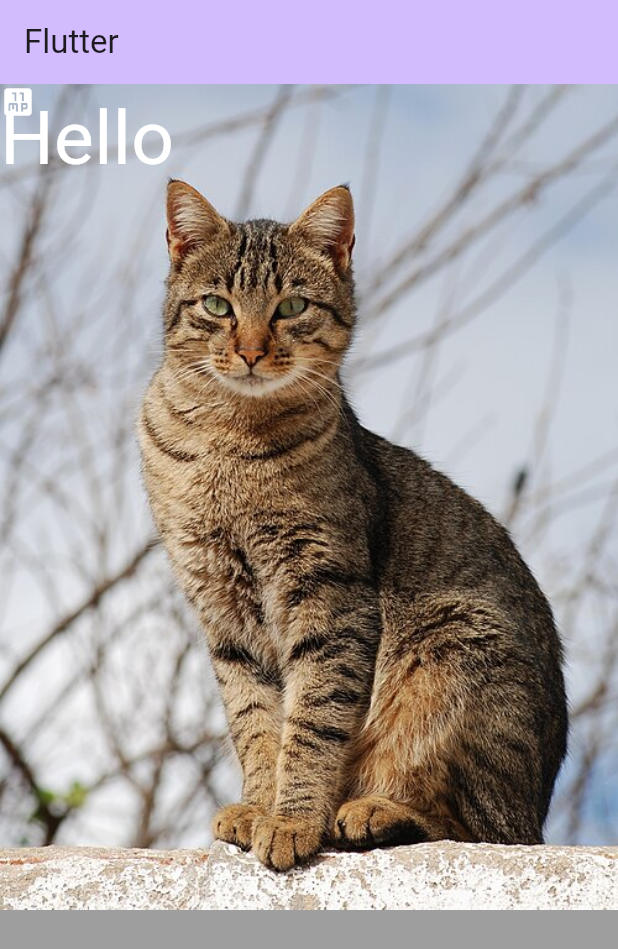
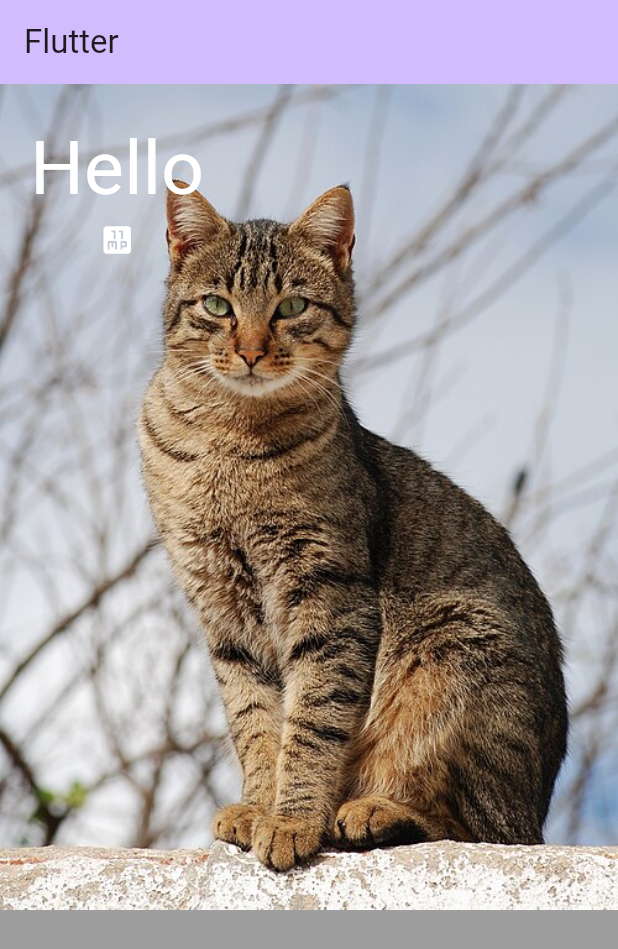
Before and after one commit to Mohamed-Samir-Ibrahim/Practice, a Flutter app: the screen it shows after launch, on a phone screen of 412 x 824 dp. Shown: the top 949 px of the screen. Run offline on Flutter 3.47's test engine with Material 3 defaults, Android fonts, the phone set to English and light mode, and no system bars.

Commit message:
feat(basics-branch): add padding-widget.

```diff
--- /dev/null
+++ b/lib/basics/padding_widget.dart
@@ -0,0 +1,42 @@
+import 'package:flutter/material.dart';
+
+class PaddingWidget extends StatefulWidget {
+  const PaddingWidget({super.key});
+
+  @override
+  State<PaddingWidget> createState() => _PaddingWidgetState();
+}
+
+class _PaddingWidgetState extends State<PaddingWidget> {
+  @override
+  Widget build(BuildContext context) {
+    return Scaffold(
+      backgroundColor: Colors.black38,
+      appBar: AppBar(
+        backgroundColor: Theme.of(context).colorScheme.inversePrimary,
+        title: Text('Flutter'),
+      ),
+      body: Stack(
+        children: [
+          Image.asset(
+            'assets/images/Cat_November_2010-1a.jpg',
+            fit: BoxFit.cover,
+            width: double.infinity,
+          ),
+          Padding(
+            padding: const EdgeInsets.all(20.0),
+            child: Column(
+              children: [
+                Text(
+                  'Hello',
+                  style: TextStyle(color: Colors.white, fontSize: 50),
+                ),
+                Icon(Icons.eleven_mp, color: Colors.white),
+              ],
+            ),
+          ),
+        ],
+      ),
+    );
+  }
+}
--- a/lib/main.dart
+++ b/lib/main.dart
@@ -1,5 +1,5 @@
 import 'package:flutter/material.dart';
-import 'package:flutter_practice/basics/stack_widget.dart';
+import 'package:flutter_practice/basics/padding_widget.dart';
 
 void main() {
   runApp(const MyApp());
@@ -16,7 +16,7 @@ class MyApp extends StatelessWidget {
       theme: ThemeData(
         colorScheme: .fromSeed(seedColor: Colors.deepPurple),
       ),
-      home: StackWidget(),
+      home: PaddingWidget(),
     );
   }
 }
```
